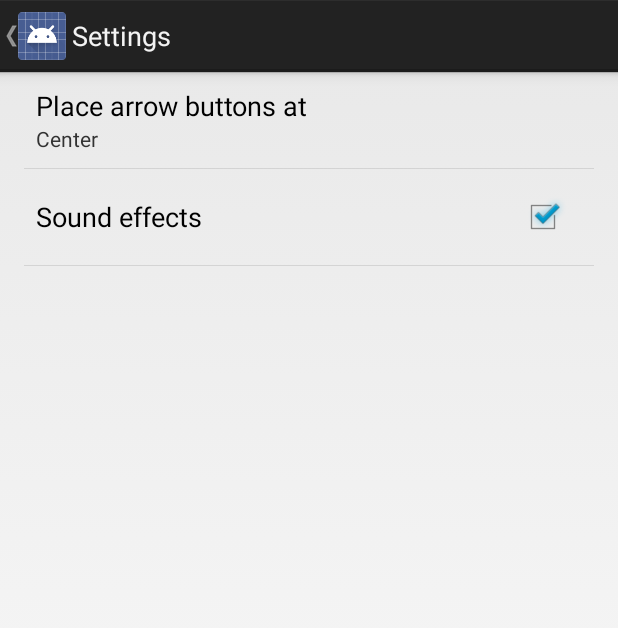
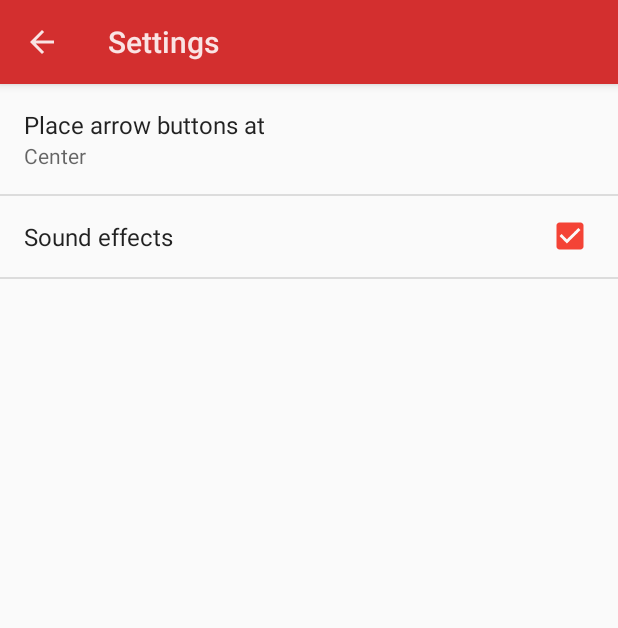
Before and after one commit to tomari/Sokoban, an Android app: the SettingsActivity screen opened directly, with no data from a screen before it, on a phone screen of 412 x 824 dp. Shown: the top 628 px of the screen. Run offline under Robolectric (Android 15) with nearby library versions, the phone set to English and light mode, and no system bars.

Commit message:
Apply Material Theme

```diff
--- a/app/src/main/AndroidManifest.xml
+++ b/app/src/main/AndroidManifest.xml
@@ -6,8 +6,8 @@
     android:versionName="1" >
 
     <uses-sdk
-		android:minSdkVersion="8"
-		android:targetSdkVersion="20" />
+		android:minSdkVersion="11"
+		android:targetSdkVersion="22" />
 
     <supports-screens
         android:largeScreens="true"
--- /dev/null
+++ b/app/src/main/res/values-v21/styles.xml
@@ -0,0 +1,7 @@
+<resources>
+	<style name="AppBaseTheme" parent="android:Theme.Material.Light.DarkActionBar">
+		<item name="android:colorPrimary">@color/primary</item>
+		<item name="android:colorPrimaryDark">@color/primary_dark</item>
+		<item name="android:colorAccent">@color/accent</item>
+	</style>
+</resources>
--- a/app/src/main/res/values/colors.xml
+++ b/app/src/main/res/values/colors.xml
@@ -2,4 +2,7 @@
 <resources>
 	<color name="scoreBg">#7fff</color>
 	<color name="editor_toolbox_bg">#80f0</color>
+	<color name="primary">#d32f2f</color>
+	<color name="primary_dark">#b71c1c</color>
+	<color name="accent">#f44336</color>
 </resources>
```
Also changed, not shown: app/build.gradle (+4 -4 lines), 1 other file.
